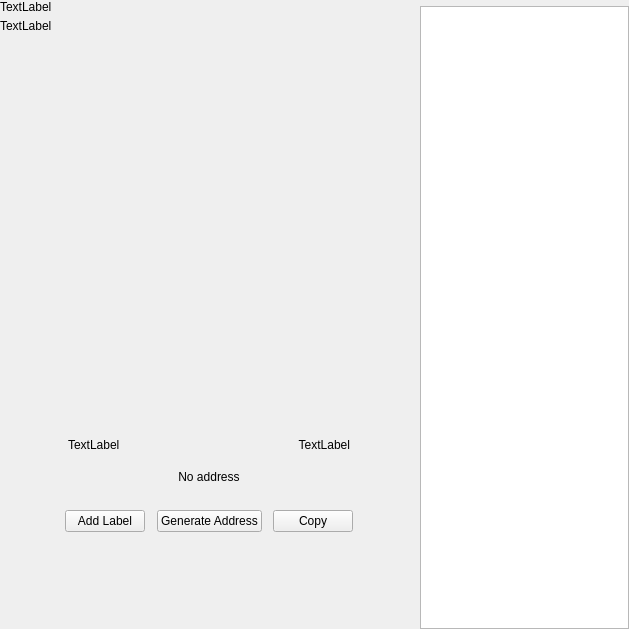
Before: the Qt Designer form src/qt/guapcoin/forms/receivewidget.ui in guapcrypto/Guapcoin, drawn with Qt 5.
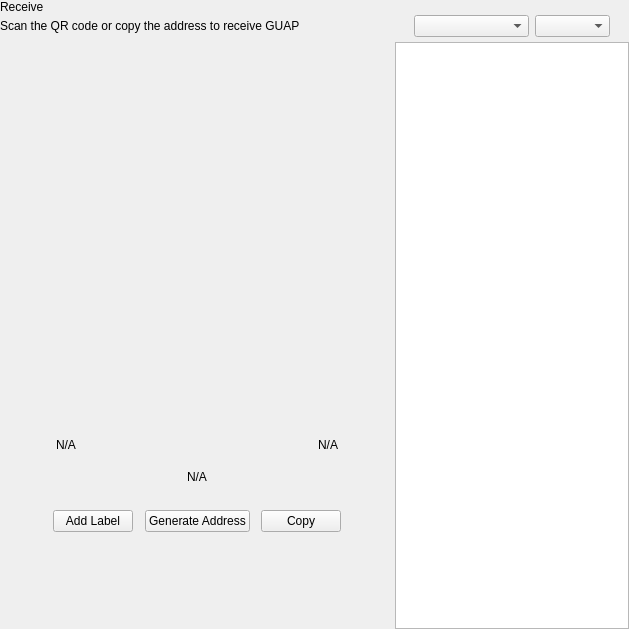
After: the same form once the commit is applied. Custom widgets are drawn as their Qt base class.

```diff
--- a/src/qt/guapcoin/forms/receivewidget.ui
+++ b/src/qt/guapcoin/forms/receivewidget.ui
@@ -71,14 +71,14 @@
             <item>
              <widget class="QLabel" name="labelTitle">
               <property name="text">
-               <string>TextLabel</string>
+               <string>Receive</string>
               </property>
              </widget>
             </item>
             <item alignment="Qt::AlignTop">
              <widget class="QLabel" name="labelSubtitle1">
               <property name="text">
-               <string>TextLabel</string>
+               <string>Scan the QR code or copy the address to receive GUAP</string>
               </property>
              </widget>
             </item>
@@ -190,7 +190,7 @@
               <item>
                <widget class="QLabel" name="labelLabel">
                 <property name="text">
-                 <string>TextLabel</string>
+                 <string notr="true">N/A</string>
                 </property>
                </widget>
               </item>
@@ -210,7 +210,7 @@
               <item>
                <widget class="QLabel" name="labelDate">
                 <property name="text">
-                 <string>TextLabel</string>
+                 <string notr="true">N/A</string>
                 </property>
                 <property name="alignment">
                  <set>Qt::AlignRight|Qt::AlignTrailing|Qt::AlignVCenter</set>
@@ -235,7 +235,7 @@
               </size>
              </property>
              <property name="text">
-              <string>No address</string>
+              <string notr="true">N/A</string>
              </property>
              <property name="alignment">
               <set>Qt::AlignCenter</set>
@@ -384,6 +384,66 @@
           </item>
          </layout>
         </item>
+        <item>
+         <widget class="QWidget" name="sortWidget" native="true">
+          <layout class="QHBoxLayout" name="horizontalLayout_6">
+           <property name="leftMargin">
+            <number>19</number>
+           </property>
+           <property name="rightMargin">
+            <number>19</number>
+           </property>
+           <property name="bottomMargin">
+            <number>5</number>
+           </property>
+           <item>
+            <spacer name="horizontalSpacer_3">
+             <property name="orientation">
+              <enum>Qt::Horizontal</enum>
+             </property>
+             <property name="sizeHint" stdset="0">
+              <size>
+               <width>40</width>
+               <height>20</height>
+              </size>
+             </property>
+            </spacer>
+           </item>
+           <item>
+            <widget class="QComboBox" name="comboBoxSort">
+             <property name="sizePolicy">
+              <sizepolicy hsizetype="Preferred" vsizetype="Fixed">
+               <horstretch>0</horstretch>
+               <verstretch>0</verstretch>
+              </sizepolicy>
+             </property>
+             <property name="minimumSize">
+              <size>
+               <width>115</width>
+               <height>0</height>
+              </size>
+             </property>
+            </widget>
+           </item>
+           <item>
+            <widget class="QComboBox" name="comboBoxSortOrder">
+             <property name="sizePolicy">
+              <sizepolicy hsizetype="Preferred" vsizetype="Fixed">
+               <horstretch>0</horstretch>
+               <verstretch>0</verstretch>
+              </sizepolicy>
+             </property>
+             <property name="minimumSize">
+              <size>
+               <width>75</width>
+               <height>0</height>
+              </size>
+             </property>
+            </widget>
+           </item>
+          </layout>
+         </widget>
+        </item>
         <item>
          <widget class="QListView" name="listViewAddress"/>
         </item>
```
